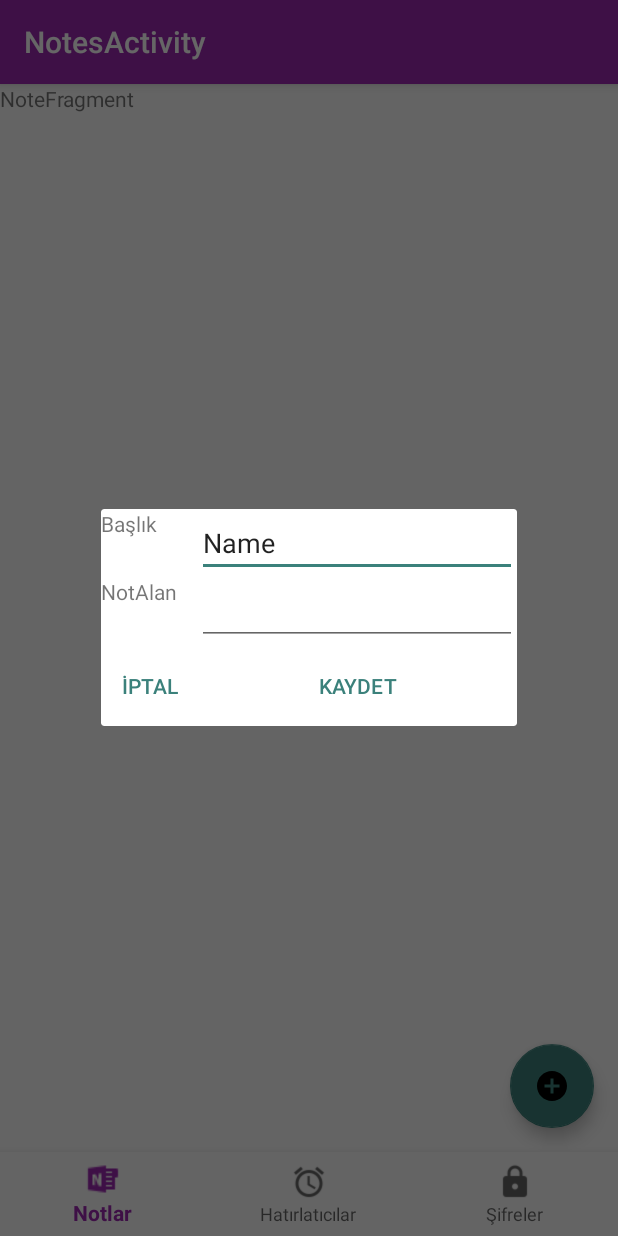
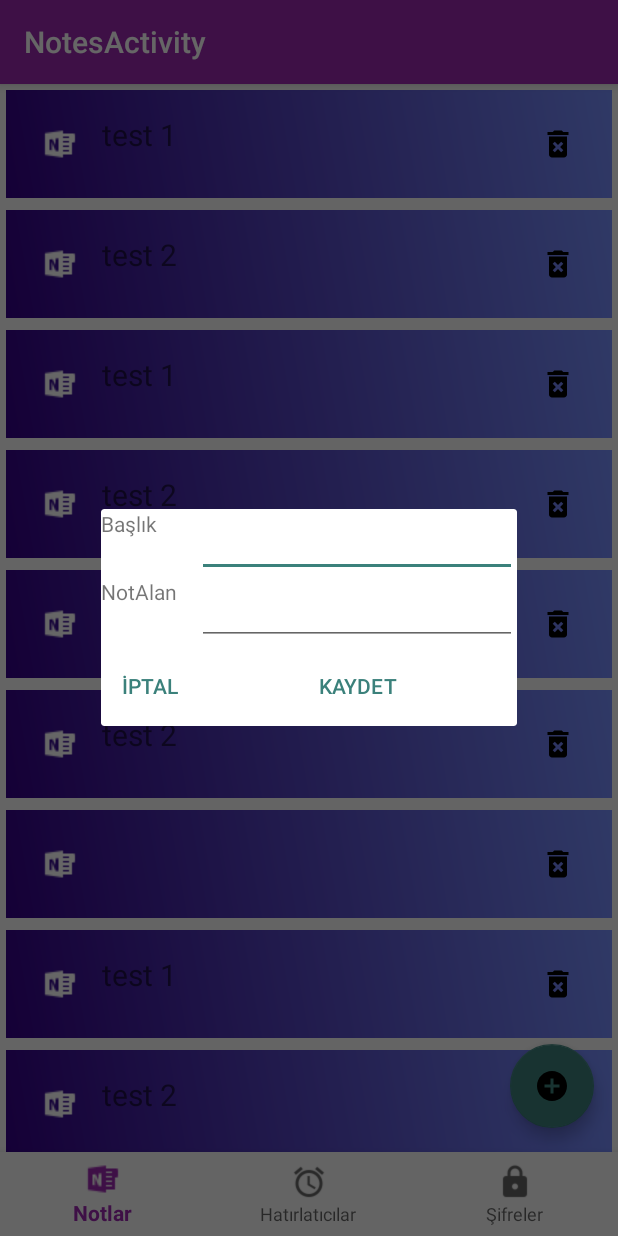
Before and after one commit to ihsanvarol/MyApplication, an Android app: the NotesActivity screen opened directly, with no data from a screen before it, after a tap on an icon or button, on a phone screen of 412 x 824 dp. Run offline under Robolectric (Android 15) with nearby library versions, the phone set to English and light mode, and no system bars; our stand-ins replace ButterKnife, Room's generated code.

Commit message:
some changes

```diff
--- a/app/src/main/java/com/eliva/myapplication/AddNoteFragment.java
+++ b/app/src/main/java/com/eliva/myapplication/AddNoteFragment.java
@@ -1,111 +1,76 @@
 package com.eliva.myapplication;
 
-import android.content.Context;
-import android.net.Uri;
 import android.os.Bundle;
-
-import androidx.fragment.app.DialogFragment;
-import androidx.fragment.app.Fragment;
-
 import android.view.LayoutInflater;
 import android.view.View;
 import android.view.ViewGroup;
 
+import androidx.fragment.app.DialogFragment;
 
-/**
- * A simple {@link Fragment} subclass.
- * Activities that contain this fragment must implement the
- * {@link AddNoteFragment.OnFragmentInteractionListener} interface
- * to handle interaction events.
- * Use the {@link AddNoteFragment#newInstance} factory method to
- * create an instance of this fragment.
- */
+import com.eliva.myapplication.db.AppDatabase;
+import com.eliva.myapplication.db.model.NoteBO;
+import com.google.android.material.button.MaterialButton;
+import com.google.android.material.textfield.TextInputEditText;
+
+import butterknife.BindView;
+import butterknife.ButterKnife;
+import butterknife.OnClick;
+
+
 public class AddNoteFragment extends DialogFragment {
     // TODO: Rename parameter arguments, choose names that match
     // the fragment initialization parameters, e.g. ARG_ITEM_NUMBER
     private static final String ARG_PARAM1 = "param1";
     private static final String ARG_PARAM2 = "param2";
 
+    @BindView(R.id.addNoteHeader)
+    TextInputEditText titleText;
+    @BindView(R.id.addNoteMemo)
+    TextInputEditText linesText;
+    @BindView(R.id.noteSaveButton)
+    MaterialButton buttonAddNote;
+
+
+    AppDatabase database;
+
     // TODO: Rename and change types of parameters
     private String mParam1;
     private String mParam2;
 
-    private OnFragmentInteractionListener mListener;
-
     public AddNoteFragment() {
         // Required empty public constructor
-    }
-
-    /**
-     * Use this factory method to create a new instance of
-     * this fragment using the provided parameters.
-     *
-     * @param param1 Parameter 1.
-     * @param param2 Parameter 2.
-     * @return A new instance of fragment AddNoteFragment.
-     */
-    // TODO: Rename and change types and number of parameters
-    public static AddNoteFragment newInstance(String param1, String param2) {
-        AddNoteFragment fragment = new AddNoteFragment();
-        Bundle args = new Bundle();
-        args.putString(ARG_PARAM1, param1);
-        args.putString(ARG_PARAM2, param2);
-        fragment.setArguments(args);
-        return fragment;
-    }
-
-    @Override
-    public void onCreate(Bundle savedInstanceState) {
-        super.onCreate(savedInstanceState);
-        if (getArguments() != null) {
-            mParam1 = getArguments().getString(ARG_PARAM1);
-            mParam2 = getArguments().getString(ARG_PARAM2);
-        }
     }
 
     @Override
     public View onCreateView(LayoutInflater inflater, ViewGroup container,
                              Bundle savedInstanceState) {
         // Inflate the layout for this fragment
-        return inflater.inflate(R.layout.fragment_add_note, container, false);
+        View v = inflater.inflate(R.layout.fragment_add_note, container, false);
+        database = AppDatabase.getDatabaseInstance(v.getContext());
+        ButterKnife.bind(this, v);
+        return v;
     }
 
-    // TODO: Rename method, update argument and hook method into UI event
-    public void onButtonPressed(Uri uri) {
-        if (mListener != null) {
-            mListener.onFragmentInteraction(uri);
-        }
+
+    @OnClick(R.id.noteSaveButton)
+    public void onViewClicked() {
+//        if (titleText.getText().toString().trim().isEmpty()) {
+//            textInputLayoutFirstName.setError(getString(R.string.error_msg_firstname));
+//            return;
+//        }
+//
+//        if (textEmail.getText().toString().trim().isEmpty()) {
+//            textInputLayoutEmail.setError(getString(R.string.error_msg_email));
+//            return;
+//        }
+        NoteBO mNote = new NoteBO(titleText.getText().toString(), linesText.getText().toString());
+        database.notesDao().insertNote(mNote);
+        getActivity().onBackPressed();
     }
 
     @Override
-    public void onAttach(Context context) {
-        super.onAttach(context);
-        if (context instanceof OnFragmentInteractionListener) {
-            mListener = (OnFragmentInteractionListener) context;
-        } else {
-            throw new RuntimeException(context.toString()
-                    + " must implement OnFragmentInteractionListener");
-        }
-    }
-
-    @Override
-    public void onDetach() {
-        super.onDetach();
-        mListener = null;
-    }
-
-    /**
-     * This interface must be implemented by activities that contain this
-     * fragment to allow an interaction in this fragment to be communicated
-     * to the activity and potentially other fragments contained in that
-     * activity.
-     * <p>
-     * See the Android Training lesson <a href=
-     * "http://developer.android.com/training/basics/fragments/communicating.html"
-     * >Communicating with Other Fragments</a> for more information.
-     */
-    public interface OnFragmentInteractionListener {
-        // TODO: Update argument type and name
-        void onFragmentInteraction(Uri uri);
+    public void onDestroy() {
+        AppDatabase.destroyInstance();
+        super.onDestroy();
     }
 }
--- a/app/src/main/java/com/eliva/myapplication/NotesActivity.java
+++ b/app/src/main/java/com/eliva/myapplication/NotesActivity.java
@@ -1,21 +1,18 @@
 package com.eliva.myapplication;
 
-import android.net.Uri;
 import android.os.Bundle;
+import android.view.MenuItem;
+import android.widget.TextView;
 
-import com.google.android.material.bottomnavigation.BottomNavigationView;
-
+import androidx.annotation.NonNull;
 import androidx.appcompat.app.AppCompatActivity;
-import androidx.annotation.NonNull;
 import androidx.fragment.app.Fragment;
 import androidx.fragment.app.FragmentManager;
 import androidx.fragment.app.FragmentTransaction;
 
-import android.view.MenuItem;
-import android.view.View;
-import android.widget.TextView;
+import com.google.android.material.bottomnavigation.BottomNavigationView;
 
-public class NotesActivity extends AppCompatActivity implements AddNoteFragment.OnFragmentInteractionListener {
+public class NotesActivity extends AppCompatActivity {
     private TextView mTextMessage;
 
     private BottomNavigationView.OnNavigationItemSelectedListener navListener = new BottomNavigationView.OnNavigationItemSelectedListener() {
@@ -80,8 +77,4 @@ public class NotesActivity extends AppCompatActivity implements AddNoteFragment.
 
     }
 
-    @Override
-    public void onFragmentInteraction(Uri uri) {
-
-    }
 }
--- a/app/src/main/java/com/eliva/myapplication/NotesFragment.java
+++ b/app/src/main/java/com/eliva/myapplication/NotesFragment.java
@@ -1,30 +1,41 @@
 package com.eliva.myapplication;
 
-import android.content.Context;
-import android.net.Uri;
 import android.os.Bundle;
+import android.view.LayoutInflater;
+import android.view.View;
+import android.view.ViewGroup;
 
 import androidx.annotation.NonNull;
 import androidx.annotation.Nullable;
 import androidx.fragment.app.Fragment;
+import androidx.recyclerview.widget.DefaultItemAnimator;
+import androidx.recyclerview.widget.LinearLayoutManager;
+import androidx.recyclerview.widget.RecyclerView;
 
-import android.view.LayoutInflater;
-import android.view.View;
-import android.view.ViewGroup;
-import android.widget.TextView;
+import com.eliva.myapplication.adapters.NotesRCAdapter;
+import com.eliva.myapplication.db.AppDatabase;
+import com.eliva.myapplication.db.model.NoteBO;
+import com.google.android.material.floatingactionbutton.FloatingActionButton;
 
-import com.google.android.material.floatingactionbutton.FloatingActionButton;
-import com.google.android.material.snackbar.Snackbar;
+import java.util.ArrayList;
+
+import butterknife.ButterKnife;
 
 
-public class NotesFragment extends Fragment {
+public class NotesFragment extends Fragment implements NotesRCAdapter.Callback {
+
+    RecyclerView mRecyclerView;
+
+    AppDatabase database;
+    NotesRCAdapter mNotesAdapter;
+    LinearLayoutManager mLayoutManager;
 
     @Nullable
     @Override
     public View onCreateView(@NonNull LayoutInflater inflater, @Nullable ViewGroup container, @Nullable Bundle savedInstanceState) {
 
         View v = inflater.inflate(R.layout.notesfragmentlayout,container,false);
-
+        mRecyclerView = v.findViewById(R.id.rc_notes_view);
         FloatingActionButton fab = v.findViewById(R.id.notes_fab);
         fab.setOnClickListener(new View.OnClickListener() {
             @Override
@@ -33,7 +44,22 @@ public class NotesFragment extends Fragment {
             }
         });
 
+        ButterKnife.bind(v);
+        database = AppDatabase.getDatabaseInstance(v.getContext());
+        setUp(v);
         return v;
+    }
+
+    private void setUp(View v) {
+        mLayoutManager = new LinearLayoutManager(v.getContext());
+        mLayoutManager.setOrientation(RecyclerView.VERTICAL);
+        mRecyclerView.setLayoutManager(mLayoutManager);
+        mRecyclerView.setItemAnimator(new DefaultItemAnimator());
+        mNotesAdapter = new NotesRCAdapter(new ArrayList<NoteBO>());
+        mNotesAdapter.setCallback(this);
+        prepareDemoContent();
+        mRecyclerView.setAdapter(mNotesAdapter);
+
     }
 
     private void showDialogNote() {
@@ -41,5 +67,34 @@ public class NotesFragment extends Fragment {
         note.show(getFragmentManager(), "Add Note");
     }
 
+    @Override
+    public void onDeleteClick(NoteBO mNoteBO) {
+        database.notesDao().delete(mNoteBO);
+        mNotesAdapter.addItems(database.notesDao().getAll());
+    }
+
+    private void prepareDemoContent() {
+        NoteBO note1 = new NoteBO();
+        note1.setTitle("test 1");
+        note1.setNoteLines("fsdfsdf");
+        NoteBO note2 = new NoteBO();
+        note2.setTitle("test 2");
+        note2.setNoteLines("fcdsfdsfsdfsdf");
+        database.notesDao().insertNote(note1);
+        database.notesDao().insertNote(note2);
+    }
+
+    @Override
+    public void onResume() {
+        super.onResume();
+        mNotesAdapter.addItems(database.notesDao().getAll());
+    }
+
+    @Override
+    public void onDestroy() {
+        super.onDestroy();
+        AppDatabase.destroyInstance();
+    }
+
 
 }
--- /dev/null
+++ b/app/src/main/java/com/eliva/myapplication/adapters/NotesRCAdapter.java
@@ -0,0 +1,99 @@
+package com.eliva.myapplication.adapters;
+
+import android.view.LayoutInflater;
+import android.view.View;
+import android.view.ViewGroup;
+import android.widget.ImageView;
+import android.widget.TextView;
+
+import androidx.recyclerview.widget.RecyclerView;
+
+import com.eliva.myapplication.R;
+import com.eliva.myapplication.db.model.NoteBO;
+import com.eliva.myapplication.viewholders.BaseViewHolder;
+
+import java.util.List;
+
+import butterknife.BindView;
+import butterknife.ButterKnife;
+
+
+public class NotesRCAdapter extends RecyclerView.Adapter<BaseViewHolder> {
+
+    private Callback mCallback;
+    private List<NoteBO> mNoteList;
+
+    public NotesRCAdapter(List<NoteBO> notesList) {
+        mNoteList = notesList;
+    }
+
+    public void setCallback(Callback callback) {
+        mCallback = callback;
+    }
+
+    @Override
+    public void onBindViewHolder(BaseViewHolder holder, int position) {
+        holder.onBind(position);
+    }
+
+    @Override
+    public BaseViewHolder onCreateViewHolder(ViewGroup parent, int viewType) {
+        return new ViewHolder(
+                LayoutInflater.from(parent.getContext()).inflate(R.layout.noteline, parent, false));
+    }
+
+    @Override
+    public int getItemViewType(int position) {
+        return 0;
+    }
+
+    @Override
+    public int getItemCount() {
+        if (mNoteList != null && mNoteList.size() > 0) {
+            return mNoteList.size();
+        } else {
+            return 0;
+        }
+    }
+
+    public interface Callback {
+        void onDeleteClick(NoteBO mNoteBO);
+    }
+
+    public void addItems(List<NoteBO> notesList) {
+        mNoteList = notesList;
+        notifyDataSetChanged();
+    }
+
+    public class ViewHolder extends BaseViewHolder {
+
+        @BindView(R.id.nlDelete)
+        ImageView imageViewDelete;
+
+        @BindView(R.id.nlTitle)
+        TextView textViewName;
+
+
+        public ViewHolder(View nlView) {
+            super(nlView);
+            ButterKnife.bind(this, nlView);
+
+        }
+
+        protected void clear() {
+            textViewName.setText("");
+        }
+
+        public void onBind(int position) {
+            super.onBind(position);
+
+            final NoteBO mNote = mNoteList.get(position);
+
+            if (mNote.getTitle() != null) {
+                textViewName.setText(mNote.getTitle());
+            }
+
+            imageViewDelete.setOnClickListener(v -> mCallback.onDeleteClick(mNote));
+        }
+    }
+}
--- /dev/null
+++ b/app/src/main/java/com/eliva/myapplication/db/AppDatabase.java
@@ -0,0 +1,33 @@
+package com.eliva.myapplication.db;
+
+import android.content.Context;
+
+import androidx.room.Database;
+import androidx.room.Room;
+import androidx.room.RoomDatabase;
+
+import com.eliva.myapplication.db.dao.NotesDAO;
+import com.eliva.myapplication.db.model.NoteBO;
+
+@Database(entities = {NoteBO.class}, version = 1, exportSchema = false)
+public abstract class AppDatabase extends RoomDatabase {
+    private static AppDatabase mInstance;
+    private static final String DATABASE_NAME = "SYNCAP";
+
+    public abstract NotesDAO notesDao();
+
+    public synchronized static AppDatabase getDatabaseInstance(Context context) {
+        if (mInstance == null) {
+            mInstance = Room.databaseBuilder(context.getApplicationContext(), AppDatabase.class, DATABASE_NAME)
+                    .allowMainThreadQueries()
+                    .fallbackToDestructiveMigration()
+                    .build();
+        }
+        return mInstance;
+    }
+
+    public static void destroyInstance() {
+        mInstance = null;
+    }
+
+}
--- /dev/null
+++ b/app/src/main/java/com/eliva/myapplication/db/dao/NotesDAO.java
@@ -0,0 +1,41 @@
+package com.eliva.myapplication.db.dao;
+
+import androidx.room.Dao;
+import androidx.room.Delete;
+import androidx.room.Insert;
+import androidx.room.Query;
+import androidx.room.Update;
+
+import com.eliva.myapplication.db.model.NoteBO;
+
+import java.util.List;
+
+import static androidx.room.OnConflictStrategy.REPLACE;
+
+@Dao
+public interface NotesDAO {
+
+
+    @Query("SELECT * FROM notes")
+    List<NoteBO> getAll();
+
+    @Insert(onConflict = REPLACE)
+    void insertNote(NoteBO mNote);
+
+    @Insert
+    void insertAllNotes(NoteBO... mNotesList);
+
+    @Delete
+    void delete(NoteBO mNote);
+
+    @Update
+    void updateNote(NoteBO mNote);
+
+    @Query("SELECT * FROM notes WHERE logicalRef = :uId")
+    NoteBO getNoteById(int uId);
+
+
+    @Query("SELECT * FROM notes WHERE logicalRef IN (:noteIds)")
+    List<NoteBO> loadAllByIds(int[] noteIds);
+
+}
--- a/app/src/main/java/com/eliva/myapplication/db/model/NoteBO.java
+++ b/app/src/main/java/com/eliva/myapplication/db/model/NoteBO.java
@@ -2,47 +2,39 @@ package com.eliva.myapplication.db.model;
 
 import androidx.room.ColumnInfo;
 import androidx.room.Entity;
+import androidx.room.Ignore;
 import androidx.room.PrimaryKey;
+import androidx.room.TypeConverters;
+
+import com.eliva.myapplication.utils.DateConverter;
 
 import java.util.Date;
 
 @Entity(tableName = "notes")
+@TypeConverters({DateConverter.class})
 public class NoteBO {
 
     @PrimaryKey(autoGenerate = true)
     private int logicalRef;
 
     @ColumnInfo(name = "title")
-    private String mTitle;
+    private String Title;
 
     @ColumnInfo(name = "noteLines")
-    private String mNoteLines;
+    private String NoteLines;
+
 
     @ColumnInfo(name = "created_at")
-    private Date mCreatedAt;
+    private Date CreatedAt;
 
-    public String getmTitle() {
-        return mTitle;
+
+    public NoteBO() {
     }
 
-    public void setmTitle(String mTitle) {
-        this.mTitle = mTitle;
-    }
-
-    public String getmNoteLines() {
-        return mNoteLines;
-    }
-
-    public void setmNoteLines(String mNoteLines) {
-        this.mNoteLines = mNoteLines;
-    }
-
-    public Date getmCreatedAt() {
-        return mCreatedAt;
-    }
-
-    public void setmCreatedAt(Date mCreatedAt) {
-        this.mCreatedAt = mCreatedAt;
+    @Ignore
+    public NoteBO(String title, String lines) {
+        this.Title = title;
+        this.NoteLines = lines;
     }
 
     public int getLogicalRef() {
@@ -53,10 +45,29 @@ public class NoteBO {
         this.logicalRef = logicalRef;
     }
 
-    public NoteBO(String mTitle, String mNoteLines, Date mCreatedAt) {
-        this.mTitle = mTitle;
-        this.mNoteLines = mNoteLines;
-        this.mCreatedAt = mCreatedAt;
+    public String getTitle() {
+        return Title;
     }
 
+    public void setTitle(String title) {
+        Title = title;
+    }
+
+    public String getNoteLines() {
+        return NoteLines;
+    }
+
+    public void setNoteLines(String noteLines) {
+        NoteLines = noteLines;
+    }
+
+    public Date getCreatedAt() {
+        return CreatedAt;
+    }
+
+    public void setCreatedAt(Date createdAt) {
+        CreatedAt = createdAt;
+    }
+
+
 }
--- /dev/null
+++ b/app/src/main/java/com/eliva/myapplication/utils/DateConverter.java
@@ -0,0 +1,17 @@
+package com.eliva.myapplication.utils;
+
+import androidx.room.TypeConverter;
+
+import java.util.Date;
+
+public class DateConverter {
+    @TypeConverter
+    public static Date fromTimestamp(Long value) {
+        return value == null ? null : new Date(value);
+    }
+
+    @TypeConverter
+    public static Long dateToTimestamp(Date date) {
+        return date == null ? null : date.getTime();
+    }
+}
--- /dev/null
+++ b/app/src/main/java/com/eliva/myapplication/viewholders/BaseViewHolder.java
@@ -0,0 +1,25 @@
+package com.eliva.myapplication.viewholders;
+
+import android.view.View;
+
+import androidx.recyclerview.widget.RecyclerView;
+
+public abstract class BaseViewHolder extends RecyclerView.ViewHolder {
+
+    private int mCurrentPosition;
+
+    public BaseViewHolder(View itemView) {
+        super(itemView);
+    }
+
+    protected abstract void clear();
+
+    public void onBind(int position) {
+        mCurrentPosition = position;
+        clear();
+    }
+
+    public int getCurrentPosition() {
+        return mCurrentPosition;
+    }
+}
--- /dev/null
+++ b/app/src/main/res/drawable/gradient.xml
@@ -0,0 +1,8 @@
+<?xml version="1.0" encoding="utf-8"?>
+<shape xmlns:android="http://schemas.android.com/apk/res/android"
+    android:shape="rectangle">
+    <gradient
+        android:startColor="#340088"
+        android:endColor="#778FFF"
+        android:angle="45" />
+</shape>
--- /dev/null
+++ b/app/src/main/res/drawable/ic_delete_forever_black_24dp.xml
@@ -0,0 +1,10 @@
+<?xml version="1.0" encoding="UTF-8" standalone="no"?>
+<vector xmlns:android="http://schemas.android.com/apk/res/android"
+    android:height="24dp"
+    android:viewportHeight="24.0"
+    android:viewportWidth="24.0"
+    android:width="24dp">
+    <path
+        android:fillColor="#000000"
+        android:pathData="M6,19c0,1.1 0.9,2 2,2h8c1.1,0 2,-0.9 2,-2L18,7L6,7v12zM8.46,11.88l1.41,-1.41L12,12.59l2.12,-2.12 1.41,1.41L13.41,14l2.12,2.12 -1.41,1.41L12,15.41l-2.12,2.12 -1.41,-1.41L10.59,14l-2.13,-2.12zM15.5,4l-1,-1h-5l-1,1L5,4v2h14L19,4z" />
+</vector>
--- a/app/src/main/res/layout/app_bar_main.xml
+++ b/app/src/main/res/layout/app_bar_main.xml
@@ -15,7 +15,7 @@
             android:id="@+id/toolbar"
             android:layout_width="match_parent"
             android:layout_height="?attr/actionBarSize"
-            android:background="?attr/colorPrimary"
+            android:background="@drawable/gradient"
             app:popupTheme="@style/AppTheme.PopupOverlay" />
 
     </com.google.android.material.appbar.AppBarLayout>
--- a/app/src/main/res/layout/fragment_add_note.xml
+++ b/app/src/main/res/layout/fragment_add_note.xml
@@ -16,18 +16,18 @@
             android:layout_height="match_parent">
 
             <TextView
-                android:id="@+id/addNoteTitle"
+                android:id="@+id/addNoteHeaderTitle"
                 android:layout_width="match_parent"
                 android:layout_height="match_parent"
                 android:text="@string/addNoteTitle" />
 
-            <EditText
-                android:id="@+id/editText"
+            <com.google.android.material.textfield.TextInputEditText
+                android:id="@+id/addNoteHeader"
                 android:layout_width="wrap_content"
                 android:layout_height="wrap_content"
                 android:ems="10"
                 android:inputType="textPersonName"
-                android:text="Name" />
+                android:text="" />
         </TableRow>
 
         <TableRow
@@ -35,13 +35,13 @@
             android:layout_height="match_parent">
 
             <TextView
-                android:id="@+id/addNoteMemo"
+                android:id="@+id/addNoteMemoTitle"
                 android:layout_width="match_parent"
                 android:layout_height="match_parent"
                 android:text="@string/addNoteMemo" />
 
-            <EditText
-                android:id="@+id/editText2"
+            <com.google.android.material.textfield.TextInputEditText
+                android:id="@+id/addNoteMemo"
                 android:layout_width="match_parent"
                 android:layout_height="wrap_content"
                 android:ems="10"
@@ -67,8 +67,8 @@
                 android:layout_weight="1"
                 android:text="@string/addNoteCancel" />
 
-            <Button
-                android:id="@+id/button2"
+            <com.google.android.material.button.MaterialButton
+                android:id="@+id/noteSaveButton"
                 style="?android:attr/buttonBarButtonStyle"
                 android:layout_width="wrap_content"
                 android:layout_height="wrap_content"
--- /dev/null
+++ b/app/src/main/res/layout/noteline.xml
@@ -0,0 +1,50 @@
+<?xml version="1.0" encoding="utf-8"?>
+<androidx.constraintlayout.widget.ConstraintLayout xmlns:android="http://schemas.android.com/apk/res/android"
+    xmlns:app="http://schemas.android.com/apk/res-auto"
+    xmlns:tools="http://schemas.android.com/tools"
+    android:layout_width="match_parent"
+    android:layout_height="wrap_content"
+    android:background="@drawable/gradient"
+    android:padding="16dp"
+    android:layout_margin="4dp">
+
+    <ImageView
+        android:id="@+id/nlIcon"
+        android:layout_width="24dp"
+        android:layout_height="24dp"
+        android:layout_marginStart="8dp"
+        android:layout_marginTop="8dp"
+        android:layout_marginBottom="8dp"
+        android:src="@drawable/onenote"
+        app:layout_constraintBottom_toBottomOf="parent"
+        app:layout_constraintStart_toStartOf="parent"
+        app:layout_constraintTop_toTopOf="parent"
+        tools:srcCompat="@drawable/alarm_white_36x36" />
+
+
+    <TextView
+        android:id="@+id/nlTitle"
+        android:layout_width="0dp"
+        android:layout_height="wrap_content"
+        android:layout_marginStart="16dp"
+        android:layout_marginEnd="8dp"
+        android:text="nlTitle"
+        android:textSize="20sp"
+        app:layout_constraintEnd_toStartOf="@+id/nlDelete"
+        app:layout_constraintStart_toEndOf="@+id/nlIcon"
+        app:layout_constraintTop_toTopOf="parent"
+        app:layout_constraintVertical_chainStyle="packed" />
+
+    <ImageView
+        android:id="@+id/nlDelete"
+        android:layout_width="wrap_content"
+        android:layout_height="wrap_content"
+        android:layout_marginTop="8dp"
+        android:layout_marginEnd="8dp"
+        android:layout_marginBottom="8dp"
+        android:scaleType="centerCrop"
+        app:layout_constraintBottom_toBottomOf="parent"
+        app:layout_constraintEnd_toEndOf="parent"
+        app:layout_constraintTop_toTopOf="parent"
+        app:srcCompat="@drawable/ic_delete_forever_black_24dp" />
+</androidx.constraintlayout.widget.ConstraintLayout>
--- a/app/src/main/res/layout/notesfragmentlayout.xml
+++ b/app/src/main/res/layout/notesfragmentlayout.xml
@@ -5,11 +5,10 @@
     android:layout_width="match_parent"
     android:layout_height="match_parent">
 
-    <TextView
-        android:id="@+id/textView2"
-        android:layout_width="wrap_content"
-        android:layout_height="wrap_content"
-        android:text="NoteFragment" />
+    <androidx.recyclerview.widget.RecyclerView
+        android:id="@+id/rc_notes_view"
+        android:layout_width="match_parent"
+        android:layout_height="match_parent" />
 
     <com.google.android.material.floatingactionbutton.FloatingActionButton
         android:id="@+id/notes_fab"
--- a/build.gradle
+++ b/build.gradle
@@ -8,6 +8,7 @@ buildscript {
     }
     dependencies {
         classpath 'com.android.tools.build:gradle:3.4.2'
+        classpath 'com.jakewharton:butterknife-gradle-plugin:10.1.0'
 
         // NOTE: Do not place your application dependencies here; they belong
         // in the individual module build.gradle files
```
Also changed, not shown: app/build.gradle (+9 -0 lines).
